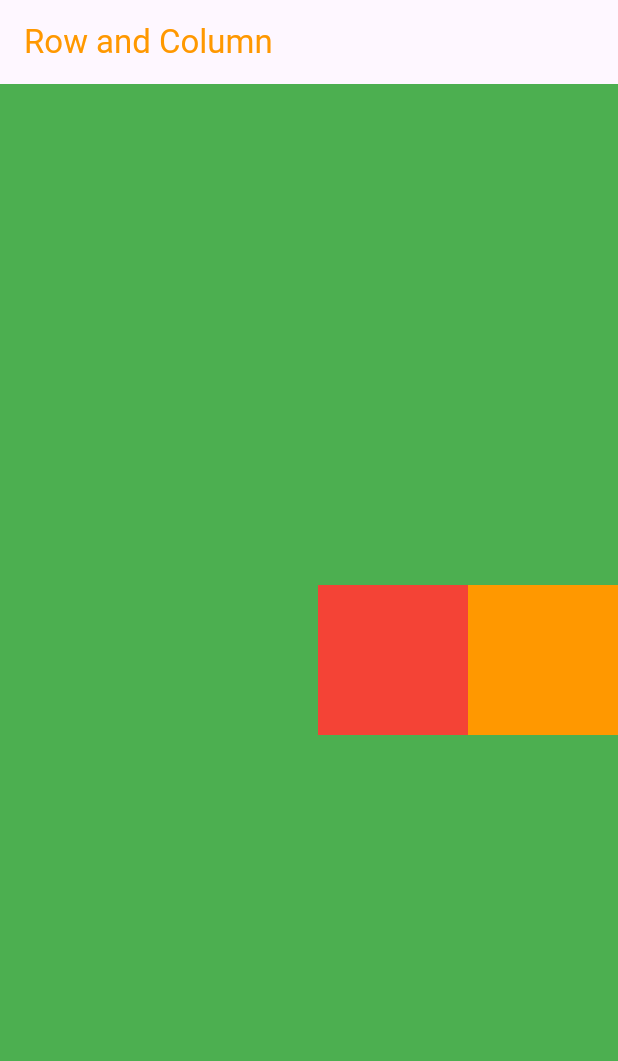
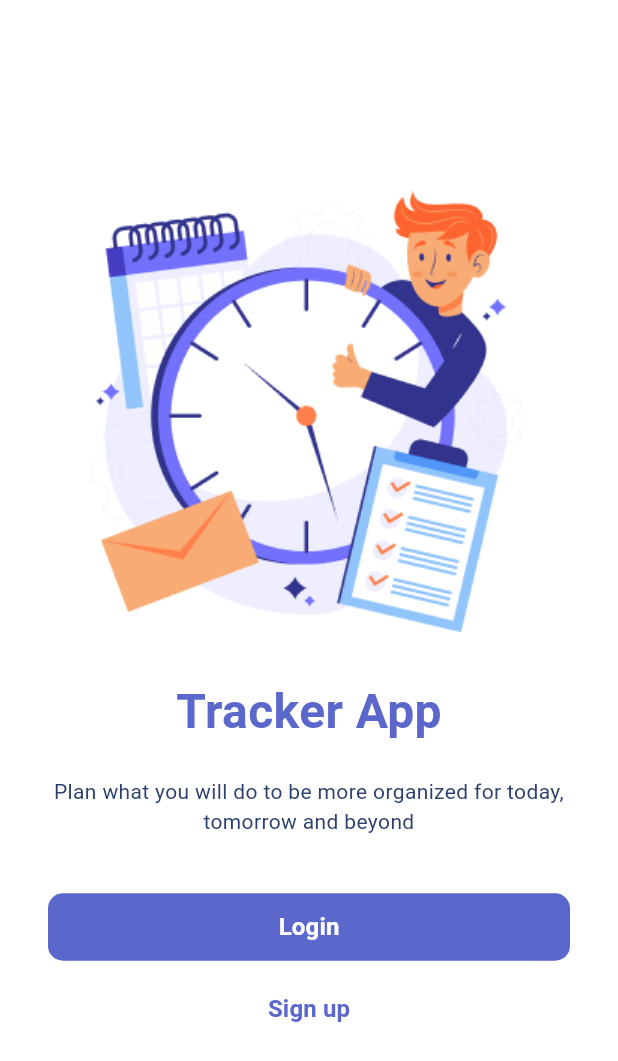
Before and after one commit to maheshmobileApp/flutter_tutorila_april, a Flutter app: the screen it shows after launch, on a phone screen of 412 x 824 dp. Shown: the top 1061 px of the screen. Run offline on Flutter 3.47's test engine with Material 3 defaults, Android fonts, the phone set to English and light mode, and no system bars.

Commit message:
welcome screen design

```diff
--- a/lib/main.dart
+++ b/lib/main.dart
@@ -1,6 +1,7 @@
 import 'package:flutter/material.dart';
 import 'splash.dart';
 import 'row_and_column.dart';
+import 'welcome_screen.dart';
 void main() {
   // Entry point of the application
   runApp(MyApp()); // pass the widget to the runApp method
@@ -12,7 +13,7 @@
   Widget build(BuildContext context) {
     return MaterialApp(
       debugShowCheckedModeBanner: false,
-      home: RowAndColumn()
+      home: WelcomeScreen()
     );
   }
 }
--- /dev/null
+++ b/lib/welcome_screen.dart
@@ -0,0 +1,80 @@
+import 'package:flutter/material.dart';
+
+class WelcomeScreen extends StatefulWidget {
+  const WelcomeScreen({super.key});
+
+  @override
+  State<WelcomeScreen> createState() => _WelcomeScreenState();
+}
+
+class _WelcomeScreenState extends State<WelcomeScreen> {
+  @override
+  Widget build(BuildContext context) {
+    return Scaffold(
+      backgroundColor: Colors.white,
+      body: Container(
+        width: MediaQuery.of(context).size.width,
+        height: MediaQuery.of(context).size.height,
+        padding: EdgeInsets.symmetric(horizontal: 20),
+        child: Column(
+          mainAxisAlignment: MainAxisAlignment.center,
+          children: [
+            Image.asset("assets/clockIcon.png",),
+            SizedBox(height: 30,),
+            Text("Tracker App",style: TextStyle(fontSize: 32,fontWeight: FontWeight.bold,color: Color(0xFF5B67CA)),),
+                        SizedBox(
+              height: 20,
+            ),
+
+            Text("Plan what you will do to be more organized for today, tomorrow and beyond",
+            textAlign: TextAlign.center,
+                style: TextStyle(
+                    fontSize: 14,
+                    // fontStyle: FontStyle.italic,
+                    // letterSpacing: 3,
+                    // wordSpacing: 2,
+
+
+                    fontWeight: FontWeight.w400,
+                    color: Color(0xFF2C406E))),
+                                SizedBox(
+              height: 30,
+            ),
+
+            TextButton(onPressed: (){
+              print("button pressed");
+            }, child: Container(
+              width: double.infinity,
+              height: 45,
+              alignment: Alignment.center,
+              decoration: BoxDecoration(
+                color: Color(0xFF5B67CA),
+                borderRadius: BorderRadius.circular(10)
+              ),
+              child: Text("Login",
+                      style: TextStyle(
+                          fontSize: 16,
+                          fontWeight: FontWeight.w600,
+                          color: Colors.white),
+                    )))   ,
+
+                  TextButton(child: Text("Sign up",
+                  style: TextStyle(
+                      fontSize: 16,
+                      fontWeight: FontWeight.w600,color: Color(0xFF5B67CA),
+                      )),onPressed: (){
+                    print("Sign up button pressed");
+                  },)
+          ],
+        ),
+
+
+      ),
+    );
+  }
+}
+//5B67CA/*
+// //  static const Color primary = Color(0xFF5B67CA);
+//   static const Color textClor = Color(0xFF2C406E);
+
+// */
--- a/pubspec.yaml
+++ b/pubspec.yaml
@@ -59,9 +59,9 @@ flutter:
   uses-material-design: true
 
   # To add assets to your application, add an assets section, like this:
-  # assets:
-  #   - images/a_dot_burr.jpeg
-  #   - images/a_dot_ham.jpeg
+  assets:
+    - assets/
+
 
   # An image asset can refer to one or more resolution-specific "variants", see
   # https://flutter.dev/to/resolution-aware-images
```
Also changed, not shown: assets/calender.png (added), assets/clockIcon.png (added).
